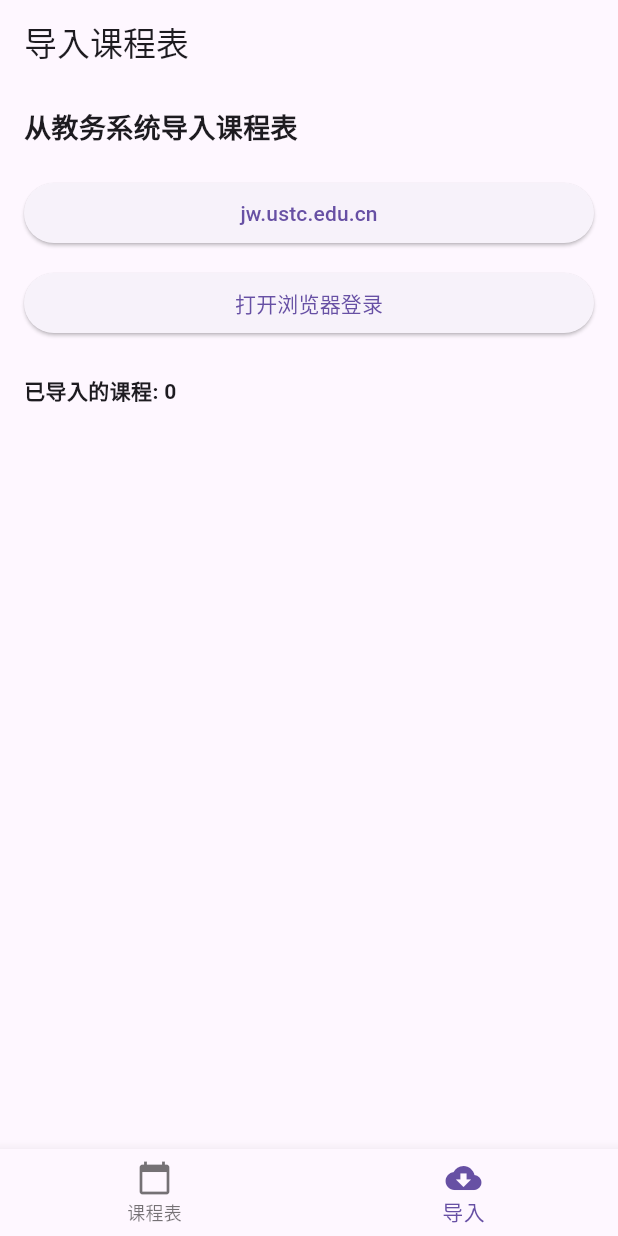
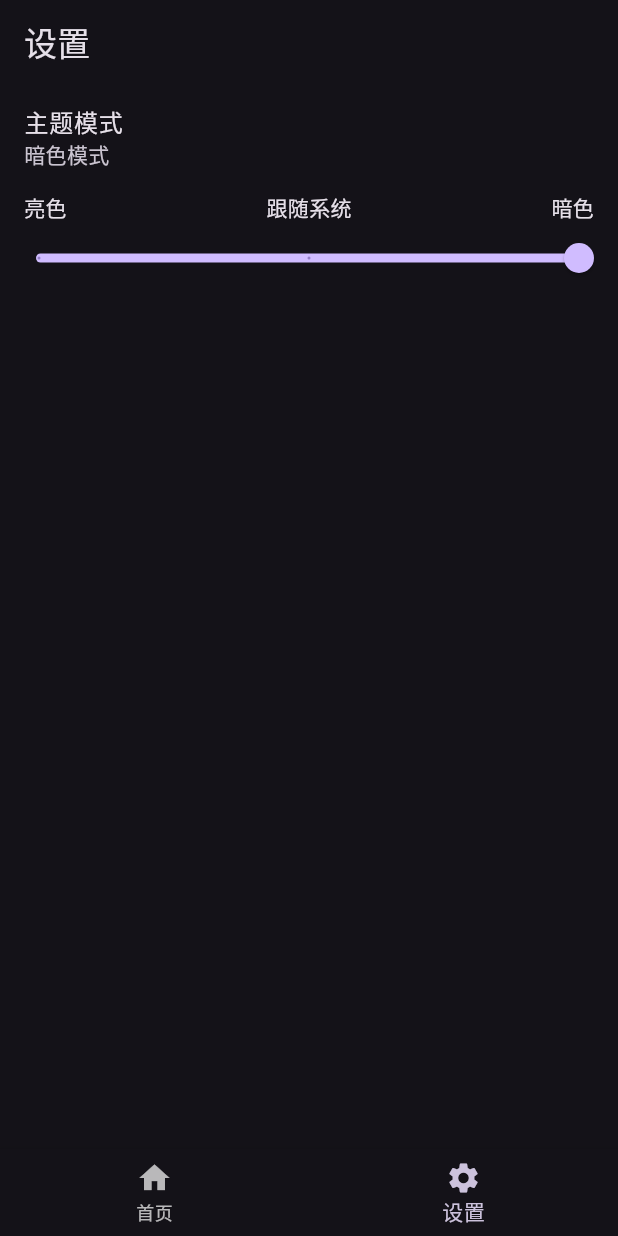
Before and after one commit to IzakyL/FlAuto, a Flutter app: the screen it shows after launch, item 2 of the bottom bar chosen, on a phone screen of 412 x 824 dp. Run offline on Flutter 3.47's test engine with Material 3 defaults, Android fonts, the light colour scheme and no system bars; our stand-ins replace flutter_local_notifications, shared_preferences, sqflite, table_calendar, timezone; missing offline and left inert: flutter_inappwebview; accounts and stored records are empty.

Commit message:
feat: 主题

```diff
--- a/lib/main.dart
+++ b/lib/main.dart
@@ -1,163 +1,61 @@
 import 'package:flutter/material.dart';
-import 'pages/import_schedule.dart';
-import 'pages/display_schedule.dart';
-import 'services/notification.dart';
-import 'services/database.dart';
-import 'services/notification_manager.dart';
+import 'package:shared_preferences/shared_preferences.dart';
+import 'common/notifiers.dart';
+import 'pages/main_navigation.dart';
 
 void main() async {
   WidgetsFlutterBinding.ensureInitialized();
 
-  // 初始化服务
-  final notificationService = NotificationService();
-  await notificationService.initNotification();
+  // 加载保存的主题模式
+  final prefs = await SharedPreferences.getInstance();
+  final themeIndex = prefs.getInt('theme_mode') ?? 2; // 默认为系统模式
+  themeNotifier.updateThemeMode(ThemeMode.values[themeIndex]);
 
-  final databaseService = DatabaseService();
-
-  final notificationManager = NotificationManager(
-    notificationService: notificationService,
-    databaseService: databaseService,
-  );
-  await notificationManager.initialize();
-
-  runApp(FlAuto(notificationManager: notificationManager));
+  runApp(const MyApp());
 }
 
-class FlAuto extends StatelessWidget {
-  final NotificationManager notificationManager;
+class MyApp extends StatefulWidget {
+  const MyApp({Key? key}) : super(key: key);
 
-  const FlAuto({super.key, required this.notificationManager});
+  @override
+  State<MyApp> createState() => _MyAppState();
+}
+
+class _MyAppState extends State<MyApp> {
+  late ThemeMode _themeMode;
+
+  @override
+  void initState() {
+    super.initState();
+    _themeMode = themeNotifier.themeMode;
+    themeNotifier.addListener(_onThemeChanged);
+  }
+
+  void _onThemeChanged() {
+    setState(() {
+      _themeMode = themeNotifier.themeMode;
+    });
+  }
+
+  @override
+  void dispose() {
+    themeNotifier.removeListener(_onThemeChanged);
+    super.dispose();
+  }
 
   @override
   Widget build(BuildContext context) {
     return MaterialApp(
-      title: '课程表通知',
-      theme: ThemeData(primarySwatch: Colors.blue),
-      home: HomePage(),
+      title: '我的应用',
+      theme: ThemeData(
+        colorScheme: ColorScheme.fromSeed(seedColor: Colors.blue),
+        useMaterial3: true,
+      ),
+      darkTheme: ThemeData.dark(
+        useMaterial3: true,
+      ),
+      themeMode: _themeMode,
+      home: const MainNavigationPage(),
     );
   }
 }
-
-class HomePage extends StatefulWidget {
-  const HomePage({super.key});
-
-  @override
-  _HomePageState createState() => _HomePageState();
-}
-
-class _HomePageState extends State<HomePage> {
-  int _selectedIndex = 0;
-
-  final List<Widget> _pages = [DisplaySchedulePage(), ImportSchedulePage()];
-
-  @override
-  Widget build(BuildContext context) {
-    return Scaffold(
-      body: _pages[_selectedIndex],
-      bottomNavigationBar: BottomNavigationBar(
-        items: [
-          BottomNavigationBarItem(
-            icon: Icon(Icons.calendar_today),
-            label: '课程表',
-          ),
-          BottomNavigationBarItem(
-            icon: Icon(Icons.cloud_download),
-            label: '导入',
-          ),
-        ],
-        currentIndex: _selectedIndex,
-        onTap: (index) {
-          setState(() {
-            _selectedIndex = index;
-          });
-        },
-      ),
-    );
-  }
-}
-
-class MyHomePage extends StatefulWidget {
-  const MyHomePage({super.key, required this.title});
-
-  // This widget is the home page of your application. It is stateful, meaning
-  // that it has a State object (defined below) that contains fields that affect
-  // how it looks.
-
-  // This class is the configuration for the state. It holds the values (in this
-  // case the title) provided by the parent (in this case the App widget) and
-  // used by the build method of the State. Fields in a Widget subclass are
-  // always marked "final".
-
-  final String title;
-
-  @override
-  State<MyHomePage> createState() => _MyHomePageState();
-}
-
-class _MyHomePageState extends State<MyHomePage> {
-  int _counter = 0;
-
-  void _incrementCounter() {
-    setState(() {
-      // This call to setState tells the Flutter framework that something has
-      // changed in this State, which causes it to rerun the build method below
-      // so that the display can reflect the updated values. If we changed
-      // _counter without calling setState(), then the build method would not be
-      // called again, and so nothing would appear to happen.
-      _counter++;
-    });
-  }
-
-  @override
-  Widget build(BuildContext context) {
-    // This method is rerun every time setState is called, for instance as done
-    // by the _incrementCounter method above.
-    //
-    // The Flutter framework has been optimized to make rerunning build methods
-    // fast, so that you can just rebuild anything that needs updating rather
-    // than having to individually change instances of widgets.
-    return Scaffold(
-      appBar: AppBar(
-        // TRY THIS: Try changing the color here to a specific color (to
-        // Colors.amber, perhaps?) and trigger a hot reload to see the AppBar
-        // change color while the other colors stay the same.
-        backgroundColor: Theme.of(context).colorScheme.inversePrimary,
-        // Here we take the value from the MyHomePage object that was created by
-        // the App.build method, and use it to set our appbar title.
-        title: Text(widget.title),
-      ),
-      body: Center(
-        // Center is a layout widget. It takes a single child and positions it
-        // in the middle of the parent.
-        child: Column(
-          // Column is also a layout widget. It takes a list of children and
-          // arranges them vertically. By default, it sizes itself to fit its
-          // children horizontally, and tries to be as tall as its parent.
-          //
-          // Column has various properties to control how it sizes itself and
-          // how it positions its children. Here we use mainAxisAlignment to
-          // center the children vertically; the main axis here is the vertical
-          // axis because Columns are vertical (the cross axis would be
-          // horizontal).
-          //
-          // TRY THIS: Invoke "debug painting" (choose the "Toggle Debug Paint"
-          // action in the IDE, or press "p" in the console), to see the
-          // wireframe for each widget.
-          mainAxisAlignment: MainAxisAlignment.center,
-          children: <Widget>[
-            const Text('You have pushed the button this many times:'),
-            Text(
-              '$_counter',
-              style: Theme.of(context).textTheme.headlineMedium,
-            ),
-          ],
-        ),
-      ),
-      floatingActionButton: FloatingActionButton(
-        onPressed: _incrementCounter,
-        tooltip: 'Increment',
-        child: const Icon(Icons.add),
-      ), // This trailing comma makes auto-formatting nicer for build methods.
-    );
-  }
-}
--- /dev/null
+++ b/lib/pages/main_navigation.dart
@@ -0,0 +1,62 @@
+import 'package:flutter/material.dart';
+import 'settings.dart';
+
+class MainNavigationPage extends StatefulWidget {
+  const MainNavigationPage({Key? key}) : super(key: key);
+
+  @override
+  State<MainNavigationPage> createState() => _MainNavigationPageState();
+}
+
+class _MainNavigationPageState extends State<MainNavigationPage> {
+  int _selectedIndex = 0;
+
+  final List<Widget> _pages = [
+    const HomePage(),
+    // 这里可以添加其他页面
+    const SettingsPage(),
+  ];
+
+  @override
+  Widget build(BuildContext context) {
+    return Scaffold(
+      body: _pages[_selectedIndex],
+      bottomNavigationBar: BottomNavigationBar(
+        currentIndex: _selectedIndex,
+        onTap: (index) {
+          setState(() {
+            _selectedIndex = index;
+          });
+        },
+        items: const [
+          BottomNavigationBarItem(
+            icon: Icon(Icons.home),
+            label: '首页',
+          ),
+          // 这里可以添加其他导航项
+          BottomNavigationBarItem(
+            icon: Icon(Icons.settings),
+            label: '设置',
+          ),
+        ],
+      ),
+    );
+  }
+}
+
+// 首页内容
+class HomePage extends StatelessWidget {
+  const HomePage({Key? key}) : super(key: key);
+
+  @override
+  Widget build(BuildContext context) {
+    return Scaffold(
+      appBar: AppBar(
+        title: const Text('首页'),
+      ),
+      body: const Center(
+        child: Text('这是首页内容'),
+      ),
+    );
+  }
+}
--- /dev/null
+++ b/lib/pages/settings.dart
@@ -0,0 +1,90 @@
+import 'package:flutter/material.dart';
+import 'package:shared_preferences/shared_preferences.dart';
+import '../common/notifiers.dart';
+
+class SettingsPage extends StatefulWidget {
+  const SettingsPage({Key? key}) : super(key: key);
+
+  @override
+  State<SettingsPage> createState() => _SettingsPageState();
+}
+
+class _SettingsPageState extends State<SettingsPage> {
+  ThemeMode _currentThemeMode = ThemeMode.system;
+  static const String _themeModeKey = 'theme_mode';
+
+  @override
+  void initState() {
+    super.initState();
+    _loadThemeMode();
+  }
+
+  Future<void> _loadThemeMode() async {
+    final prefs = await SharedPreferences.getInstance();
+    final themeIndex = prefs.getInt(_themeModeKey) ?? 2; // 默认为系统模式
+    setState(() {
+      _currentThemeMode = ThemeMode.values[themeIndex];
+    });
+  }
+
+  Future<void> _saveThemeMode(ThemeMode mode) async {
+    final prefs = await SharedPreferences.getInstance();
+    await prefs.setInt(_themeModeKey, mode.index);
+    setState(() {
+      _currentThemeMode = mode;
+    });
+
+    // 通知应用更新主题
+    if (mounted) {
+      themeNotifier.updateThemeMode(mode);
+    }
+  }
+
+  @override
+  Widget build(BuildContext context) {
+    return Scaffold(
+      appBar: AppBar(
+        title: const Text('设置'),
+      ),
+      body: ListView(
+        children: [
+          ListTile(
+            title: const Text('主题模式'),
+            subtitle: Text(_getThemeModeText()),
+          ),
+          Padding(
+            padding: const EdgeInsets.symmetric(horizontal: 16.0),
+            child: Row(
+              mainAxisAlignment: MainAxisAlignment.spaceBetween,
+              children: [
+                const Text('亮色'),
+                const Text('跟随系统'),
+                const Text('暗色'),
+              ],
+            ),
+          ),
+          Slider(
+            value: _currentThemeMode.index.toDouble(),
+            min: 0,
+            max: 2,
+            divisions: 2,
+            onChanged: (value) {
+              _saveThemeMode(ThemeMode.values[value.toInt()]);
+            },
+          ),
+        ],
+      ),
+    );
+  }
+
+  String _getThemeModeText() {
+    switch (_currentThemeMode) {
+      case ThemeMode.light:
+        return '亮色模式';
+      case ThemeMode.dark:
+        return '暗色模式';
+      case ThemeMode.system:
+        return '跟随系统';
+    }
+  }
+}
--- a/pubspec.yaml
+++ b/pubspec.yaml
@@ -1,4 +1,4 @@
-name: FLAuto
+name: flauto
 description: "A new Flutter project."
 publish_to: 'none'
 
```
Also changed, not shown: lib/common/notifiers.dart (added, +19 -0 lines).
